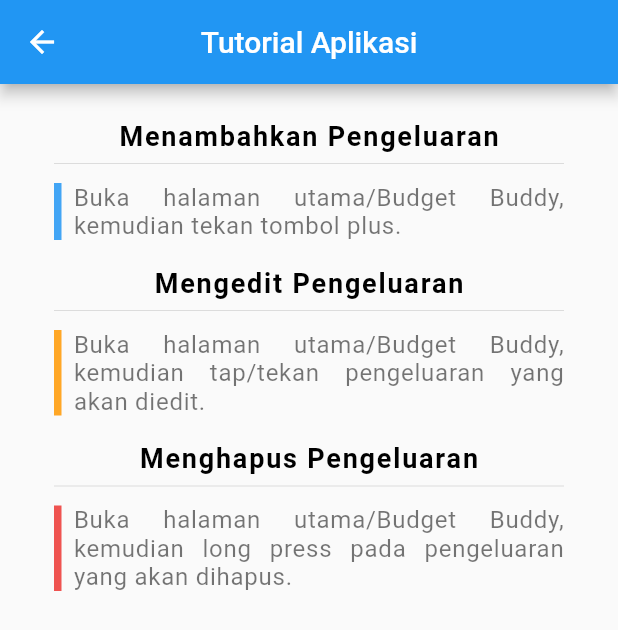
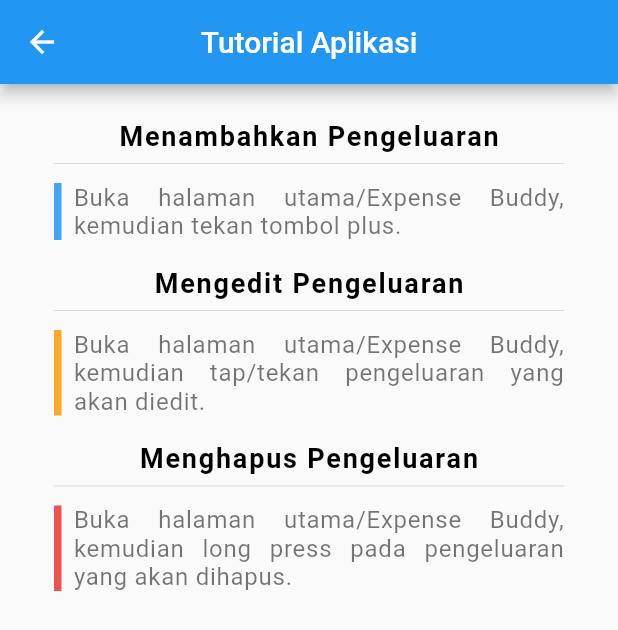
Before and after one commit to nsrnkha/Kel10_TB_PemMobile, a Flutter app: the TutorialScreen screen opened by its route, on a phone screen of 412 x 824 dp. Shown: the top 630 px of the screen. Run offline on Flutter 3.47's test engine with Material 2 defaults, Android fonts, the phone set to English and light mode, and no system bars; our stand-ins replace bloc, equatable, flutter_bloc, grouped_list.

Commit message:
Update data.dart

```diff
--- a/lib/data/data.dart
+++ b/lib/data/data.dart
@@ -33,19 +33,19 @@ final List<CategoryModel> expenseCategoryList = [
 final List<TutorialModel> tutorialList = [
   TutorialModel(
     title: "Menambahkan Pengeluaran",
-    subtitle: "Buka halaman utama/Budget Buddy, kemudian tekan tombol plus.",
+    subtitle: "Buka halaman utama/Expense Buddy, kemudian tekan tombol plus.",
     color: Colors.blue.shade400,
   ),
   TutorialModel(
     title: "Mengedit Pengeluaran",
     subtitle:
-        "Buka halaman utama/Budget Buddy, kemudian tap/tekan pengeluaran yang akan diedit.",
+        "Buka halaman utama/Expense Buddy, kemudian tap/tekan pengeluaran yang akan diedit.",
     color: Colors.orange.shade400,
   ),
   TutorialModel(
     title: "Menghapus Pengeluaran",
     subtitle:
-        "Buka halaman utama/Budget Buddy, kemudian long press pada pengeluaran yang akan dihapus.",
+        "Buka halaman utama/Expense Buddy, kemudian long press pada pengeluaran yang akan dihapus.",
     color: Colors.red.shade400,
   ),
 ];
```
